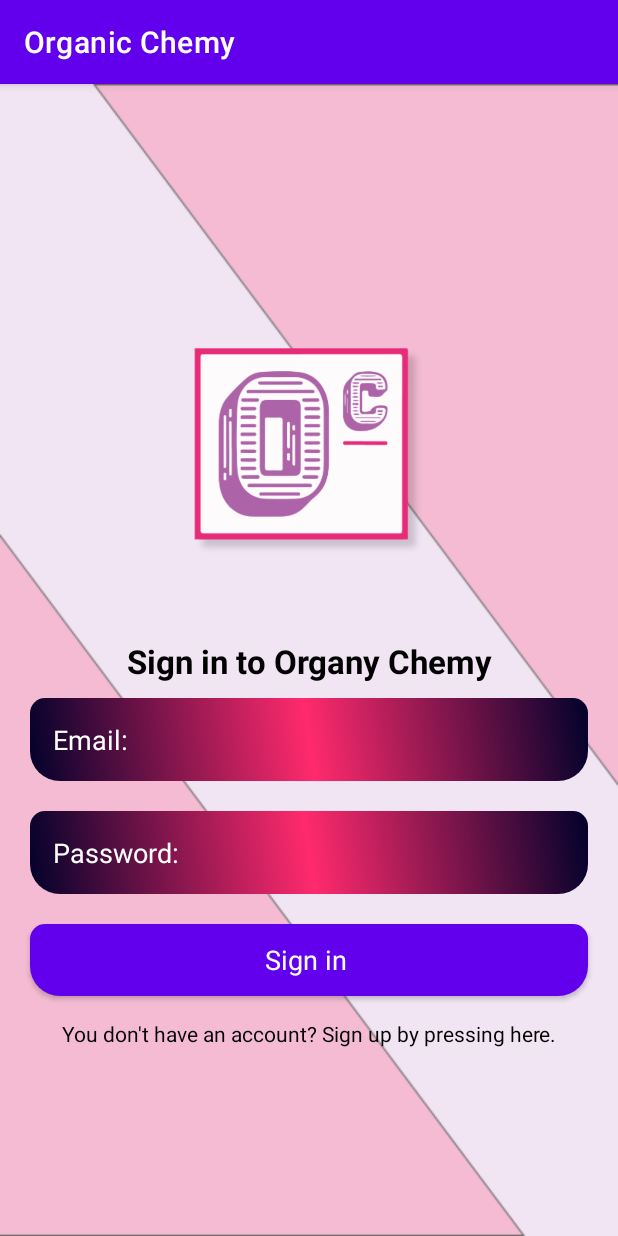
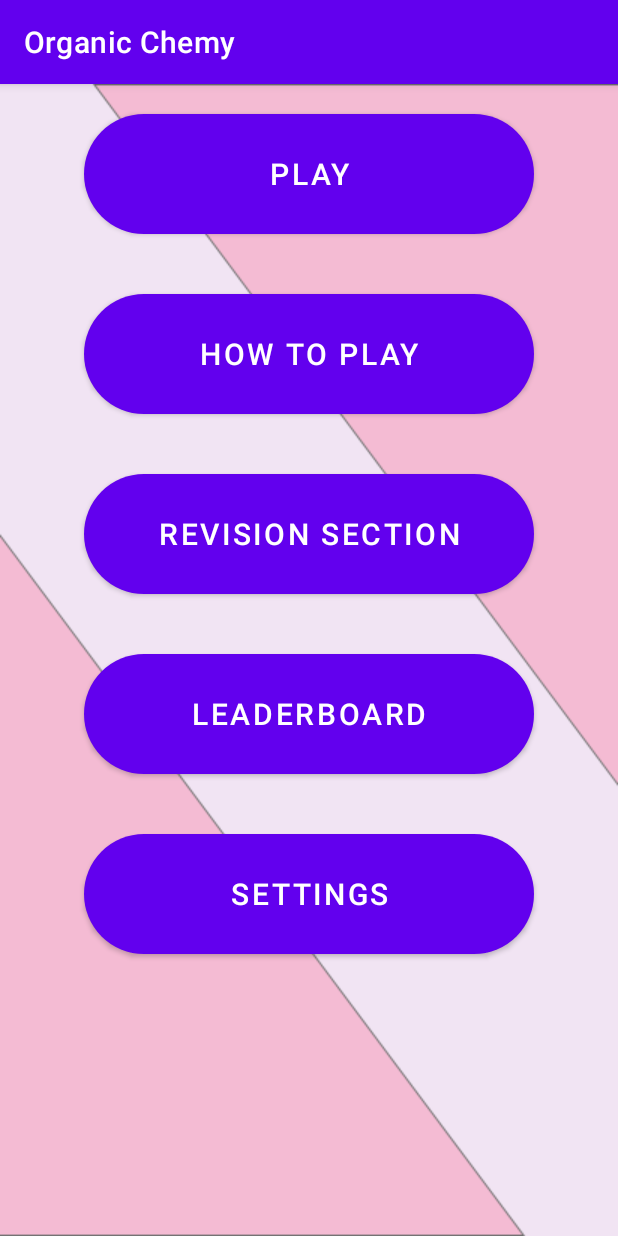
Before and after one commit to JonathanZYZ/FYP, an Android app: the screen it shows after launch (LoginActivity before the commit, MainActivity after it), on a phone screen of 412 x 824 dp. Run offline under Robolectric (Android 15) with nearby library versions, the phone set to English and light mode, and no system bars; our stand-ins replace Firebase (no records; nobody signed in at launch, a user with empty details on screens opened directly); 1 statement that could not run was skipped.

Commit message:
Firebase-related dependencies and functions have been removed.

```diff
--- a/app/src/main/AndroidManifest.xml
+++ b/app/src/main/AndroidManifest.xml
@@ -1,5 +1,6 @@
 <?xml version="1.0" encoding="utf-8"?>
 <manifest xmlns:android="http://schemas.android.com/apk/res/android"
+    xmlns:tools="http://schemas.android.com/tools"
     package="com.myapplicationdev.android.fyp">
 
     <uses-permission android:name="android.permission.INTERNET" />
@@ -11,7 +12,8 @@
         android:roundIcon="@mipmap/ic_launcher_round"
         android:supportsRtl="true"
         android:usesCleartextTraffic="true"
-        android:theme="@style/Theme.FYP">
+        android:theme="@style/Theme.FYP"
+        tools:targetApi="m">
 
         <activity
             android:name=".SplashScreenActivity"
@@ -24,8 +26,6 @@
         </activity>
 
 
-        <activity android:name=".LoginActivity" />
-        <activity android:name=".RegistrationActivity" />
         <activity android:name=".MainActivity" />
         <activity android:name=".PositivelyQuitedActivity" />
         <activity android:name=".QuestionWrongActivity" />
--- a/app/src/main/java/com/myapplicationdev/android/fyp/LoginActivity.java
+++ /dev/null
@@ -1,97 +0,0 @@
-package com.myapplicationdev.android.fyp;
-
-import android.app.ProgressDialog;
-import android.content.Intent;
-import android.os.Bundle;
-import android.text.TextUtils;
-import android.widget.Button;
-import android.widget.EditText;
-import android.widget.TextView;
-import android.widget.Toast;
-
-import androidx.appcompat.app.AppCompatActivity;
-
-import com.google.firebase.auth.FirebaseAuth;
-
-public class LoginActivity extends AppCompatActivity {
-
-    // Todo: declaring objects
-    EditText myEmailEditText, myPasswordEditText;
-    Button myLoginButton;
-    TextView mySignupHereTextView;
-    ProgressDialog myProgressDialog;
-
-    // Todo: Firebase objects
-    FirebaseAuth myFirebaseAuth;
-
-    @Override
-    protected void onCreate(Bundle savedInstanceState) {
-        super.onCreate(savedInstanceState);
-        setContentView(R.layout.activity_login);
-
-        // Returns an instance of this class corresponding
-        // to the default FirebaseApp instance.
-        myFirebaseAuth = FirebaseAuth.getInstance();
-
-        if (myFirebaseAuth.getCurrentUser() != null) {
-            startActivity(new Intent(LoginActivity.this, MainActivity.class));
-        }
-
-        myProgressDialog = new ProgressDialog(LoginActivity.this);
-
-        loginDetails();
-    }
-
-    // Todo: Login Method
-    void loginDetails() {
-
-// Todo: Binding UI elements
-        myEmailEditText = findViewById(R.id.email_login);
-        myPasswordEditText = findViewById(R.id.password_login);
-        myLoginButton = findViewById(R.id.btn_login);
-        mySignupHereTextView = findViewById(R.id.tv_signup);
-
-
-        // Todo: Login Method
-        myLoginButton.setOnClickListener(view -> {
-
-            String email = myEmailEditText.getText().toString().trim();
-            String pass = myPasswordEditText.getText().toString().trim();
-
-            // Verification for user inputs
-            if (TextUtils.isEmpty(email)) {
-                myEmailEditText.setError("This field is required...");
-                return;
-            }
-
-            if (TextUtils.isEmpty(pass)) {
-                myPasswordEditText.setError("This field is required...");
-                return;
-            }
-
-
-            myProgressDialog.setMessage("Processing...");
-            myProgressDialog.show();
-
-            myFirebaseAuth.signInWithEmailAndPassword(email, pass).addOnCompleteListener(task -> {
-                if (task.isSuccessful()) {
-
-                    myProgressDialog.dismiss();
-                    startActivity(new Intent(LoginActivity.this, MainActivity.class));
-                    Toast.makeText(LoginActivity.this, "Login successful...", Toast.LENGTH_SHORT).show();
-
-                } else {
-                    myProgressDialog.dismiss();
-                    Toast.makeText(LoginActivity.this, "Login failed...", Toast.LENGTH_SHORT).show();
-
-                }
-            });
-
-        });
-
-        //Todo:  Registration activity
-
-        mySignupHereTextView.setOnClickListener(view ->
-                startActivity(new Intent(LoginActivity.this, RegistrationActivity.class)));
-    }
-}
--- a/app/src/main/java/com/myapplicationdev/android/fyp/SplashScreenActivity.java
+++ b/app/src/main/java/com/myapplicationdev/android/fyp/SplashScreenActivity.java
@@ -13,9 +13,7 @@ public class SplashScreenActivity extends AppCompatActivity {
         setContentView(R.layout.activity_splash_screen);
         new Handler().postDelayed(() -> {
 
-            // Intent i = new Intent(SplashScreenActivity.this, MainActivity.class);
-
-            Intent i = new Intent(SplashScreenActivity.this, LoginActivity.class);
+            Intent i = new Intent(SplashScreenActivity.this, MainActivity.class);
             startActivity(i);
             finish();
         }, 3000);
--- /dev/null
+++ b/app/src/main/res/drawable/ic_baseline_power_settings_new_24.xml
@@ -0,0 +1,5 @@
+<vector android:height="24dp" android:tint="#FFFFFF"
+    android:viewportHeight="24" android:viewportWidth="24"
+    android:width="24dp" xmlns:android="http://schemas.android.com/apk/res/android">
+    <path android:fillColor="@android:color/white" android:pathData="M13,3h-2v10h2L13,3zM17.83,5.17l-1.42,1.42C17.99,7.86 19,9.81 19,12c0,3.87 -3.13,7 -7,7s-7,-3.13 -7,-7c0,-2.19 1.01,-4.14 2.58,-5.42L6.17,5.17C4.23,6.82 3,9.26 3,12c0,4.97 4.03,9 9,9s9,-4.03 9,-9c0,-2.74 -1.23,-5.18 -3.17,-6.83z"/>
+</vector>
--- a/app/src/main/res/layout/activity_login.xml
+++ /dev/null
@@ -1,88 +0,0 @@
-<?xml version="1.0" encoding="utf-8"?>
-<LinearLayout xmlns:android="http://schemas.android.com/apk/res/android"
-    xmlns:tools="http://schemas.android.com/tools"
-    android:layout_width="match_parent"
-    android:layout_height="match_parent"
-    android:background="@drawable/splash_background"
-    android:gravity="center"
-    android:orientation="vertical"
-    android:padding="10dp"
-    tools:context=".LoginActivity">
-    <!--TODO:    Done by Shufang-->
-
-
-    <ImageView
-        android:id="@+id/logo"
-        android:layout_width="wrap_content"
-        android:layout_height="250dp"
-        android:src="@drawable/new_logo" />
-
-    <ScrollView
-        android:layout_width="match_parent"
-        android:layout_height="wrap_content">
-
-        <LinearLayout
-            android:layout_width="match_parent"
-            android:layout_height="wrap_content"
-            android:gravity="center"
-            android:orientation="vertical">
-
-            <TextView
-
-                android:layout_width="match_parent"
-                android:layout_height="wrap_content"
-                android:gravity="center"
-                android:text="Sign in to Organy Chemy"
-                android:textAppearance="?android:textAppearanceLarge"
-                android:textColor="@android:color/black"
-                android:textStyle="bold" />
-
-            <EditText
-                android:id="@+id/email_login"
-                android:layout_width="match_parent"
-                android:layout_height="wrap_content"
-                android:layout_margin="10dp"
-                android:background="@drawable/et_background"
-                android:hint="Email:"
-                android:inputType="textEmailAddress"
-                android:padding="15dp"
-                android:textColor="@android:color/white"
-                android:textColorHint="@android:color/white" />
-
-            <EditText
-                android:id="@+id/password_login"
-                android:layout_width="match_parent"
-                android:layout_height="wrap_content"
-                android:layout_margin="10dp"
-                android:background="@drawable/et_background"
-                android:hint="Password:"
-                android:inputType="textPassword"
-                android:padding="15dp"
-                android:textColor="@android:color/white"
-                android:textColorHint="@android:color/white" />
-
-            <Button
-                android:id="@+id/btn_login"
-                android:layout_width="match_parent"
-                android:layout_height="wrap_content"
-                android:layout_margin="10dp"
-                android:background="@drawable/et_background"
-                android:text="Sign in "
-                android:textAppearance="?android:textAppearanceMedium"
-                android:textColor="@android:color/white" />
-
-
-            <TextView
-                android:id="@+id/tv_signup"
-                android:layout_width="match_parent"
-                android:layout_height="wrap_content"
-                android:gravity="center"
-                android:padding="5dp"
-                android:text="You don't have an account? Sign up by pressing here."
-                android:textColor="@android:color/black" />
-
-        </LinearLayout>
-
-
-    </ScrollView>
-</LinearLayout>
--- a/build.gradle
+++ b/build.gradle
@@ -5,16 +5,15 @@ buildscript {
         jcenter()
     }
     dependencies {
-        classpath "com.android.tools.build:gradle:4.1.3"
-
+        classpath 'com.android.tools.build:gradle:4.2.1'
         // TODO: Add this line to add Firebase to your Android app
         classpath 'com.google.gms:google-services:4.3.8'
-
 
         // NOTE: Do not place your application dependencies here; they belong
         // in the individual module build.gradle files
     }
 }
+
 
 allprojects {
     repositories {
@@ -23,6 +22,7 @@ allprojects {
     }
 }
 
+
 task clean(type: Delete) {
     delete rootProject.buildDir
 }
```
Also changed, not shown: app/build.gradle (+16 -16 lines), app/src/main/java/com/myapplicationdev/android/fyp/MainActivity.java (+2 -10 lines), app/src/main/java/com/myapplicationdev/android/fyp/Model/Data.java (added, +11 -0 lines), app/src/main/java/com/myapplicationdev/android/fyp/RegistrationActivity.java (deleted, +0 -92 lines), app/src/main/res/layout/activity_main.xml (+25 -25 lines), app/src/main/res/layout/activity_registration.xml (deleted, +0 -88 lines), gradle/wrapper/gradle-wrapper.properties.
